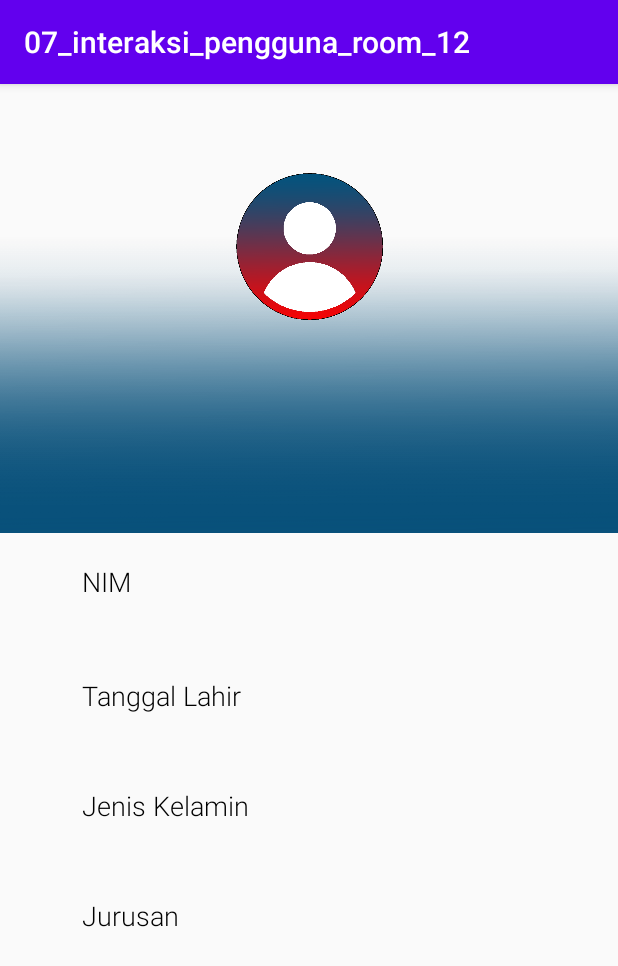
After one commit to polinema-mobile/07-android-ui-breakoutroom12, an Android app: the MainActivity2Intent screen opened directly, with no data from a screen before it, on a phone screen of 412 x 824 dp. The commit adds this screen. Shown: the top 966 px of the screen. Run offline under Robolectric (Android 15) with nearby library versions, the phone set to English and light mode, and no system bars.

Commit message:
Penambahan Intent
Menambahkan Intent

```diff
--- a/app/src/main/AndroidManifest.xml
+++ b/app/src/main/AndroidManifest.xml
@@ -9,7 +9,8 @@
         android:roundIcon="@mipmap/ic_launcher_round"
         android:supportsRtl="true"
         android:theme="@style/AppTheme">
-        <activity android:name=".SecondActivityParcelable"></activity>
+        <activity android:name=".MainActivity2Intent"></activity>
+        <activity android:name=".SecondActivityParcelable" />
         <activity android:name=".MainActivity">
             <intent-filter>
                 <action android:name="android.intent.action.MAIN" />
--- a/app/src/main/java/com/example/a07_interaksi_pengguna_room_12/MainActivity.java
+++ b/app/src/main/java/com/example/a07_interaksi_pengguna_room_12/MainActivity.java
@@ -16,13 +16,14 @@ import android.widget.TextView;
 
 import java.util.Calendar;
 
-public class MainActivity extends AppCompatActivity {
+public class MainActivity extends AppCompatActivity implements View.OnClickListener {
 
     TextView TanggalLahir;
     Calendar calendar;
     DatePickerDialog datePickerDialog;
 
     Button btnSubmit;
+    Button btnSubmit2;
     EditText mhsNama,mhsNim;
     RadioButton radioButton;
     RadioGroup radioGroup;
@@ -73,5 +74,35 @@ public class MainActivity extends AppCompatActivity {
                 startActivity(intent);
             }
         });
+
+        mhsNama=(EditText)findViewById(R.id.edtNama);
+        mhsNim=(EditText)findViewById(R.id.edtNim);
+        radioGroup=(RadioGroup) findViewById(R.id.radioGroup);
+        spinJurusan =(Spinner)findViewById(R.id.spinnerJurusan);
+        btnSubmit=(Button)findViewById(R.id.btnSubmit);
+        btnSubmit.setOnClickListener(this);
+        btnSubmit2=(Button)findViewById(R.id.btnSubmit2);
+        btnSubmit2.setOnClickListener(this);
+
+
+    }
+
+    @Override
+    public void onClick(View view) {
+        int selectedId = radioGroup.getCheckedRadioButtonId();
+        RadioButton radioButton;
+        radioButton = (RadioButton) findViewById(selectedId);
+        switch (view.getId()){
+            case R.id.btnSubmit2:
+                Intent sendData = new Intent(MainActivity.this,MainActivity2Intent.class);
+                sendData.putExtra("data1", mhsNama.getText().toString());
+                sendData.putExtra("data2", mhsNim.getText().toString());
+                sendData.putExtra("data3",TanggalLahir.getText().toString());
+                sendData.putExtra("data4",radioButton.getText().toString());
+                sendData.putExtra("data5", spinJurusan.getSelectedItem().toString());
+
+                startActivity(sendData);
+                break;
+        }
     }
 }
--- /dev/null
+++ b/app/src/main/java/com/example/a07_interaksi_pengguna_room_12/MainActivity2Intent.java
@@ -0,0 +1,35 @@
+package com.example.a07_interaksi_pengguna_room_12;
+
+import androidx.appcompat.app.AppCompatActivity;
+
+import android.os.Bundle;
+import android.widget.TextView;
+
+public class MainActivity2Intent extends AppCompatActivity {
+    TextView datanama;
+    TextView datanim;
+    TextView datatgl;
+    TextView datakelamin;
+    TextView datajurusan;
+
+
+
+    @Override
+    protected void onCreate(Bundle savedInstanceState) {
+        super.onCreate(savedInstanceState);
+        setContentView(R.layout.activity_main_activity2_intent);
+
+        datanama=(TextView)findViewById(R.id.datanama);
+        datanim=(TextView)findViewById(R.id.datanim);
+        datatgl=(TextView)findViewById(R.id.datatgl);
+        datakelamin=(TextView)findViewById(R.id.datakelamin);
+        datajurusan=(TextView)findViewById(R.id.datajurusan);
+
+        datanama.setText(getIntent().getStringExtra("data1"));
+        datanim.setText(getIntent().getStringExtra("data2"));
+        datatgl.setText(getIntent().getStringExtra("data3"));
+        datakelamin.setText(getIntent().getStringExtra("data4"));
+        datajurusan.setText(getIntent().getStringExtra("data5"));
+
+    }
+}
--- a/app/src/main/res/layout/activity_main.xml
+++ b/app/src/main/res/layout/activity_main.xml
@@ -117,11 +117,26 @@
                 android:layout_marginTop="12dp"
                 android:layout_marginEnd="10dp"
                 android:layout_marginRight="10dp"
-                android:text="Simpan Data"
+                android:text="Simpan Data (Parcelable)"
                 app:layout_constraintEnd_toEndOf="parent"
                 app:layout_constraintHorizontal_bias="0.428"
                 app:layout_constraintStart_toStartOf="parent"
                 app:layout_constraintTop_toBottomOf="@+id/spinnerJurusan" />
+
+            <Button
+                android:id="@+id/btnSubmit2"
+                android:layout_width="0dp"
+                android:layout_height="47dp"
+                android:layout_marginStart="10dp"
+                android:layout_marginLeft="10dp"
+                android:layout_marginTop="5dp"
+                android:layout_marginEnd="10dp"
+                android:layout_marginRight="10dp"
+                android:text="Simpan Data (Intent)"
+                app:layout_constraintEnd_toEndOf="parent"
+                app:layout_constraintHorizontal_bias="0.0"
+                app:layout_constraintStart_toStartOf="parent"
+                app:layout_constraintTop_toBottomOf="@+id/btnSubmit" />
         </androidx.constraintlayout.widget.ConstraintLayout>
     </ScrollView>
 
--- /dev/null
+++ b/app/src/main/res/layout/activity_main_activity2_intent.xml
@@ -0,0 +1,211 @@
+<?xml version="1.0" encoding="utf-8"?>
+<androidx.constraintlayout.widget.ConstraintLayout xmlns:android="http://schemas.android.com/apk/res/android"
+    xmlns:app="http://schemas.android.com/apk/res-auto"
+    xmlns:tools="http://schemas.android.com/tools"
+    android:layout_width="match_parent"
+    android:layout_height="match_parent"
+    tools:context=".MainActivity2Intent">
+
+    <androidx.constraintlayout.widget.ConstraintLayout
+        android:id="@+id/constraintLayout"
+        android:layout_width="412dp"
+        android:layout_height="299dp"
+        android:background="@drawable/image"
+        app:layout_constraintEnd_toEndOf="parent"
+        app:layout_constraintHorizontal_bias="1.0"
+        app:layout_constraintStart_toStartOf="parent"
+        app:layout_constraintTop_toTopOf="parent">
+
+
+        <ImageView
+            android:id="@+id/imageView"
+            android:layout_width="98dp"
+            android:layout_height="102dp"
+            android:layout_marginTop="35dp"
+            android:layout_marginBottom="10dp"
+            app:layout_constraintBottom_toTopOf="@+id/datanama"
+            app:layout_constraintEnd_toEndOf="parent"
+            app:layout_constraintStart_toStartOf="parent"
+            app:layout_constraintTop_toTopOf="parent"
+            app:srcCompat="@drawable/icon" />
+
+        <TextView
+            android:id="@+id/datanama"
+            android:layout_width="382dp"
+            android:layout_height="45dp"
+            android:layout_marginTop="10dp"
+            android:layout_marginBottom="30dp"
+            android:fontFamily="sans-serif-light"
+            android:gravity="center_horizontal"
+            android:text="Nama "
+            android:textAlignment="center"
+            android:textColor="#ffffff"
+            android:textSize="24sp"
+            app:layout_constraintBottom_toBottomOf="parent"
+            app:layout_constraintEnd_toEndOf="parent"
+            app:layout_constraintHorizontal_bias="0.503"
+            app:layout_constraintStart_toStartOf="parent"
+            app:layout_constraintTop_toBottomOf="@+id/imageView"
+            app:layout_constraintVertical_bias="0.0" />
+
+    </androidx.constraintlayout.widget.ConstraintLayout>
+
+    <androidx.constraintlayout.widget.ConstraintLayout
+        android:id="@+id/constraintLayout2"
+        android:layout_width="334dp"
+        android:layout_height="380dp"
+        android:layout_marginTop="20dp"
+        app:layout_constraintBottom_toBottomOf="parent"
+        app:layout_constraintEnd_toEndOf="parent"
+        app:layout_constraintHorizontal_bias="0.493"
+        app:layout_constraintStart_toStartOf="parent"
+        app:layout_constraintTop_toBottomOf="@+id/constraintLayout"
+        app:layout_constraintVertical_bias="0.0">
+
+        <TextView
+            android:id="@+id/Nim"
+            android:layout_width="51dp"
+            android:layout_height="26dp"
+            android:layout_marginStart="16dp"
+            android:layout_marginLeft="16dp"
+            android:layout_marginEnd="249dp"
+            android:layout_marginRight="249dp"
+            android:layout_marginBottom="5dp"
+            android:fontFamily="sans-serif-light"
+            android:text="NIM"
+            android:textColor="#000000"
+            android:textSize="18sp"
+            app:layout_constraintBottom_toTopOf="@+id/datanim"
+            app:layout_constraintEnd_toEndOf="parent"
+            app:layout_constraintHorizontal_bias="0.0"
+            app:layout_constraintStart_toStartOf="parent"
+            app:layout_constraintTop_toTopOf="parent" />
+
+        <TextView
+            android:id="@+id/datanim"
+            android:layout_width="254dp"
+            android:layout_height="19dp"
+            android:layout_marginStart="16dp"
+            android:layout_marginLeft="16dp"
+            android:layout_marginTop="5dp"
+            android:layout_marginEnd="35dp"
+            android:layout_marginRight="35dp"
+            android:fontFamily="sans-serif-light"
+            android:text="datanim"
+            android:textColor="#000000"
+            android:textSize="15dp"
+            app:layout_constraintEnd_toEndOf="parent"
+            app:layout_constraintHorizontal_bias="0.0"
+            app:layout_constraintStart_toStartOf="parent"
+            app:layout_constraintTop_toBottomOf="@+id/Nim" />
+
+        <TextView
+            android:id="@+id/datatgl"
+            android:layout_width="254dp"
+            android:layout_height="19dp"
+            android:layout_marginStart="16dp"
+            android:layout_marginLeft="16dp"
+            android:layout_marginTop="5dp"
+            android:layout_marginEnd="35dp"
+            android:layout_marginRight="35dp"
+            android:fontFamily="sans-serif-light"
+            android:text="dataTgl"
+            android:textColor="#000000"
+            android:textSize="15dp"
+            app:layout_constraintEnd_toEndOf="parent"
+            app:layout_constraintHorizontal_bias="0.0"
+            app:layout_constraintStart_toStartOf="parent"
+            app:layout_constraintTop_toBottomOf="@+id/TanggalLahir" />
+
+        <TextView
+            android:id="@+id/datakelamin"
+            android:layout_width="254dp"
+            android:layout_height="19dp"
+            android:layout_marginStart="16dp"
+            android:layout_marginLeft="16dp"
+            android:layout_marginTop="5dp"
+            android:layout_marginEnd="35dp"
+            android:layout_marginRight="35dp"
+            android:fontFamily="sans-serif-light"
+            android:text="dataKelamin"
+            android:textColor="#000000"
+            android:textSize="15dp"
+            app:layout_constraintEnd_toEndOf="parent"
+            app:layout_constraintHorizontal_bias="0.0"
+            app:layout_constraintStart_toStartOf="parent"
+            app:layout_constraintTop_toBottomOf="@+id/kelamin" />
+
+        <TextView
+            android:id="@+id/datajurusan"
+            android:layout_width="254dp"
+            android:layout_height="19dp"
+            android:layout_marginStart="16dp"
+            android:layout_marginLeft="16dp"
+            android:layout_marginTop="5dp"
+            android:layout_marginEnd="35dp"
+            android:layout_marginRight="35dp"
+            android:fontFamily="sans-serif-light"
+            android:text="datajurusan"
+            android:textColor="#000000"
+            android:textSize="15dp"
+            app:layout_constraintEnd_toEndOf="parent"
+            app:layout_constraintHorizontal_bias="0.0"
+            app:layout_constraintStart_toStartOf="parent"
+            app:layout_constraintTop_toBottomOf="@+id/jurusan" />
+
+        <TextView
+            android:id="@+id/TanggalLahir"
+            android:layout_width="119dp"
+            android:layout_height="23dp"
+            android:layout_marginStart="16dp"
+            android:layout_marginLeft="16dp"
+            android:layout_marginTop="25dp"
+            android:layout_marginEnd="204dp"
+            android:layout_marginRight="204dp"
+            android:fontFamily="sans-serif-light"
+            android:text="Tanggal Lahir"
+            android:textColor="#000000"
+            android:textSize="18sp"
+            app:layout_constraintEnd_toEndOf="parent"
+            app:layout_constraintHorizontal_bias="0.0"
+            app:layout_constraintStart_toStartOf="parent"
+            app:layout_constraintTop_toBottomOf="@+id/datanim" />
+
+        <TextView
+            android:id="@+id/kelamin"
+            android:layout_width="119dp"
+            android:layout_height="23dp"
+            android:layout_marginStart="16dp"
+            android:layout_marginLeft="16dp"
+            android:layout_marginTop="25dp"
+            android:layout_marginEnd="204dp"
+            android:layout_marginRight="204dp"
+            android:fontFamily="sans-serif-light"
+            android:text="Jenis Kelamin"
+            android:textColor="#000000"
+            android:textSize="18sp"
+            app:layout_constraintEnd_toEndOf="parent"
+            app:layout_constraintHorizontal_bias="0.0"
+            app:layout_constraintStart_toStartOf="parent"
+            app:layout_constraintTop_toBottomOf="@+id/datatgl" />
+
+        <TextView
+            android:id="@+id/jurusan"
+            android:layout_width="119dp"
+            android:layout_height="23dp"
+            android:layout_marginStart="16dp"
+            android:layout_marginLeft="16dp"
+            android:layout_marginTop="25dp"
+            android:layout_marginEnd="204dp"
+            android:layout_marginRight="204dp"
+            android:fontFamily="sans-serif-light"
+            android:text="Jurusan"
+            android:textColor="#000000"
+            android:textSize="18sp"
+            app:layout_constraintEnd_toEndOf="parent"
+            app:layout_constraintHorizontal_bias="0.0"
+            app:layout_constraintStart_toStartOf="parent"
+            app:layout_constraintTop_toBottomOf="@+id/datakelamin" />
+
+    </androidx.constraintlayout.widget.ConstraintLayout>
+</androidx.constraintlayout.widget.ConstraintLayout>
```
Also changed, not shown: app/src/main/res/drawable/icon.png (added), app/src/main/res/drawable/image.png (added).
